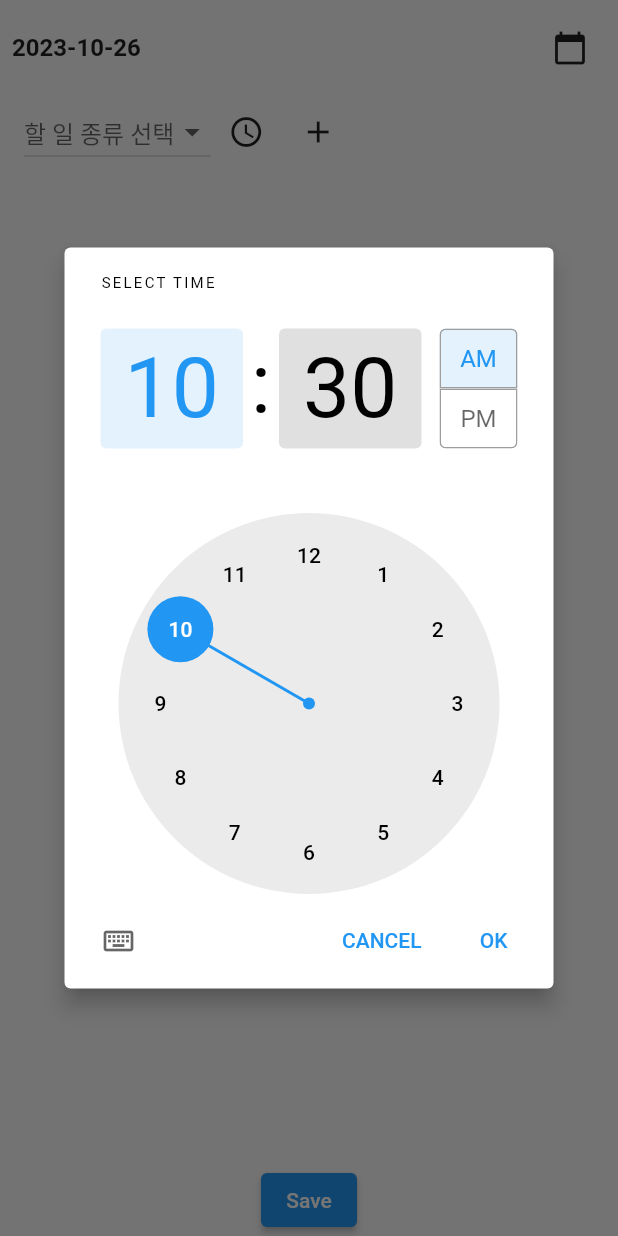
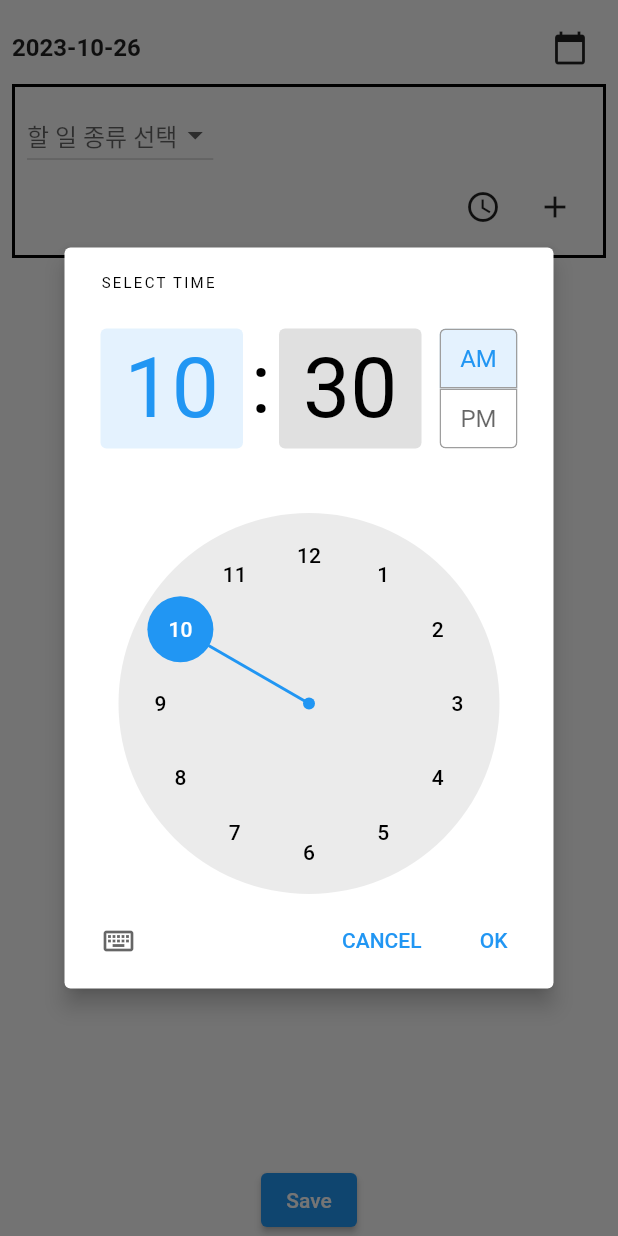
Before and after one commit to alskfl222/streamview-controller, a Flutter app: the TodoList screen opened directly, after a tap on the "access time" icon, on a phone screen of 412 x 824 dp. Run offline on Flutter 3.47's test engine with Material 2 defaults, Android fonts, the phone set to English and light mode, and no system bars; our stand-ins replace firebase_auth, firebase_core, flutter_dotenv, go_router; missing offline and left inert: dart:html; accounts and stored records are empty.

Commit message:
Fix: todo type

```diff
--- a/lib/provider/todo.dart
+++ b/lib/provider/todo.dart
@@ -1,46 +1,46 @@
+import 'dart:convert';
+
 import 'package:flutter/material.dart';
-import 'user.dart';
 
 class TodoItem {
   final String id;
-  final String description;
-  final String taskType;
-  final String? game;
-  final String? activity;
-  final String? character;
+  final String type;
+  final String kind;
+  Map<String, String?>? activity;
   final String addedTime;
   String? plannedStartTime;
   String? actualStartTime;
+  String? endTime;
+  String? description;
 
   TodoItem({
     required this.id,
-    required this.description,
-    required this.taskType,
+    required this.type,
+    required this.kind,
+    this.activity,
     required this.addedTime,
-    this.game,
-    this.activity,
-    this.character,
     this.plannedStartTime,
     this.actualStartTime,
+    this.endTime,
+    this.description,
   });
 
-  Map<String, dynamic> toJson() {
-    return {
-      'id': id,
-      'description': description,
-      'taskType': taskType,
-      'game': game,
-      'activity': activity,
-      'character': character,
-      'addedTime': addedTime,
-      'plannedStartTime': plannedStartTime,
-      'actualStartTime': actualStartTime,
-    };
+  String toJson() {
+    return jsonEncode({
+      id: id,
+      type: type,
+      kind: kind,
+      activity: jsonEncode(activity),
+      addedTime: addedTime,
+      plannedStartTime: plannedStartTime,
+      actualStartTime: actualStartTime,
+    });
   }
 }
 
 class TodoProvider with ChangeNotifier {
-  DateTime _date = DateTime.now();
+  DateTime _date =
+      DateTime(DateTime.now().year, DateTime.now().month, DateTime.now().day);
   final List<TodoItem> _todos = [];
 
   DateTime get date => _date;
@@ -53,6 +53,7 @@ class TodoProvider with ChangeNotifier {
 
   void addTodo(TodoItem todo) {
     _todos.add(todo);
+    print(_todos);
     notifyListeners();
   }
 
@@ -65,7 +66,5 @@ class TodoProvider with ChangeNotifier {
     notifyListeners();
   }
 
-  void sendTodos() {
-
-  }
+  void sendTodos() {}
 }
--- a/lib/todo/input/container.dart
+++ b/lib/todo/input/container.dart
@@ -11,23 +11,32 @@ class TodoInputWidget extends StatefulWidget {
 
 class _TodoInputWidgetState extends State<TodoInputWidget> {
   final TextEditingController _textController = TextEditingController();
-  DateTime selectedDate = DateTime.now();
-  String? _selectedTaskType;
-  String? _selectedGame;
-  String? _selectedActivity;
-  String? _selectedCharacter;
-  String? plannedStartTime;
+  final Map<String, dynamic> _initialTodo = {
+    'type': null, // 게임, 다른 할일, ...
+    'date': DateTime.now(),
+    'kind': null, // 게임 종류 등 (메이플스토리 등)
+    'activity': null, // (메이플스토리 내에서 할일)
+    'plannedStartTime': null, // 할일 시작 예정 시간
+    'actualStartTime': null, // 실제 할일 시작 시간
+    'endTime': null, // 할일 마무리 시간
+    'description': '', // 할일 전체적 설명
+  };
+  late Map<String, dynamic> _selected = _initialTodo;
 
   @override
   Widget build(BuildContext context) {
-    return Padding(
+    return Container(
       padding: const EdgeInsets.all(8.0),
+      decoration: BoxDecoration(
+        border: Border.all(color: Colors.black, width: 2.0),
+      ),
       child: Column(
         children: [
-          Row(
+          Column(
             children: [
+              Row(children: [
                 DropdownButton<String>(
-                value: _selectedTaskType,
+                  value: _selected['type'],
                   items: ['게임', '다른 할 일']
                       .map<DropdownMenuItem<String>>((String value) {
                     return DropdownMenuItem<String>(
@@ -37,19 +46,20 @@ class _TodoInputWidgetState extends State<TodoInputWidget> {
                   }).toList(),
                   onChanged: (String? newValue) {
                     setState(() {
-                    _selectedTaskType = newValue;
-                    _selectedGame = null;
-                    _selectedActivity = null;
+                      _selected = {
+                        ..._initialTodo,
+                        'type': newValue,
+                      };
                     });
                   },
                   hint: const Text("할 일 종류 선택"),
                 ),
-              if (_selectedTaskType == '게임') ...[
+                if (_selected['type'] == '게임') ...[
                   const SizedBox(
                     width: 16,
                   ),
                   DropdownButton<String>(
-                  value: _selectedGame,
+                    value: _selected['kind'],
                     items: ['메이플스토리', '다른 게임']
                         .map<DropdownMenuItem<String>>((String value) {
                       return DropdownMenuItem<String>(
@@ -59,19 +69,27 @@ class _TodoInputWidgetState extends State<TodoInputWidget> {
                     }).toList(),
                     onChanged: (String? newValue) {
                       setState(() {
-                      _selectedGame = newValue;
-                      _selectedActivity = null;
+                        _selected = {
+                          ..._initialTodo,
+                          'type': _selected['type'],
+                          'kind': newValue,
+                        };
                       });
                     },
                     hint: const Text("게임 종류 선택"),
                   ),
                 ],
-              if (_selectedGame == '메이플스토리') ...[
-                const SizedBox(
-                  width: 16,
+              ]),
+            ],
           ),
+          if (_selected['kind'] != '')
+            Row(mainAxisAlignment: MainAxisAlignment.spaceBetween, children: [
+              Row(children: [
+                if (_selected['kind'] == '메이플스토리') ...[
                   DropdownButton<String>(
-                  value: _selectedActivity,
+                    value: _selected['activity'] != null
+                        ? _selected['activity']['name']
+                        : null,
                     items: ['사냥', '보스', '기타']
                         .map<DropdownMenuItem<String>>((String value) {
                       return DropdownMenuItem<String>(
@@ -81,13 +99,22 @@ class _TodoInputWidgetState extends State<TodoInputWidget> {
                     }).toList(),
                     onChanged: (String? newValue) {
                       setState(() {
-                      _selectedActivity = newValue;
+                        if (_selected['activity'] != null) {
+                          _selected['activity']['name'] = newValue;
+                        } else {
+                          _selected['activity'] = {
+                            'name': newValue,
+                          };
+                        }
                       });
                     },
-                  hint: const Text("메이플 활동 선택"),
+                    hint: const Text("활동 선택"),
                   ),
+                  if (_selected['activity'] != null)
                     DropdownButton<String>(
-                  value: _selectedCharacter,
+                      value: _selected['activity'] != null
+                          ? _selected['activity']['character']
+                          : null,
                       items: ['a', 'b', 'c']
                           .map<DropdownMenuItem<String>>((String value) {
                         return DropdownMenuItem<String>(
@@ -97,12 +124,13 @@ class _TodoInputWidgetState extends State<TodoInputWidget> {
                       }).toList(),
                       onChanged: (String? newValue) {
                         setState(() {
-                      _selectedCharacter = newValue;
+                          _selected['activity']['character'] = newValue;
                         });
                       },
                       hint: const Text("캐릭터 선택"),
                     ),
-                if (_selectedActivity == '기타')
+                  if (_selected['activity'] != null &&
+                      _selected['activity']['name'] == '기타')
                     SizedBox(
                       width: 200,
                       child: TextField(
@@ -113,6 +141,9 @@ class _TodoInputWidgetState extends State<TodoInputWidget> {
                       ),
                     ),
                 ],
+              ]),
+              Row(
+                children: [
                   IconButton(
                     icon: const Icon(Icons.access_time),
                     onPressed: _selectPlannedStartTime,
@@ -125,6 +156,7 @@ class _TodoInputWidgetState extends State<TodoInputWidget> {
                   ),
                 ],
               ),
+            ]),
         ],
       ),
     );
@@ -138,7 +170,7 @@ class _TodoInputWidgetState extends State<TodoInputWidget> {
 
     if (selectedTime != null) {
       DateTime now = DateTime.now();
-      plannedStartTime = DateTime(
+      _selected['plannedStartTime'] = DateTime(
         now.year,
         now.month,
         now.day,
@@ -149,27 +181,21 @@ class _TodoInputWidgetState extends State<TodoInputWidget> {
   }
 
   void _resetInputState() {
-    _selectedTaskType = null;
-    _selectedGame = null;
-    _selectedActivity = null;
-    _selectedCharacter = null;
-    _textController.clear();
-    plannedStartTime = null;
+    _selected = _initialTodo;
   }
 
   void _handleAddTodo() {
     TodoProvider todoProvider =
         Provider.of<TodoProvider>(context, listen: false);
-    if (_selectedTaskType != null) {
+    if (_selected['type'] != null) {
       final todoItem = TodoItem(
         id: DateTime.now().toIso8601String(),
-        taskType: _selectedTaskType!,
-        game: _selectedGame ?? "",
-        activity: _selectedActivity ?? "",
-        character: _selectedCharacter ?? "",
-        description: _textController.text,
+        type: _selected['type'],
+        kind: _selected['kind'],
+        activity: _selected['activity'],
         addedTime: DateTime.now().toIso8601String(),
-        plannedStartTime: plannedStartTime,
+        plannedStartTime: _selected['plannedStartTime'],
+        description: '',
       );
       todoProvider.addTodo(todoItem);
       _resetInputState();
```
Also changed, not shown: lib/todo/item.dart (+4 -3 lines). Lines whose indentation alone changed are shown as unchanged.
